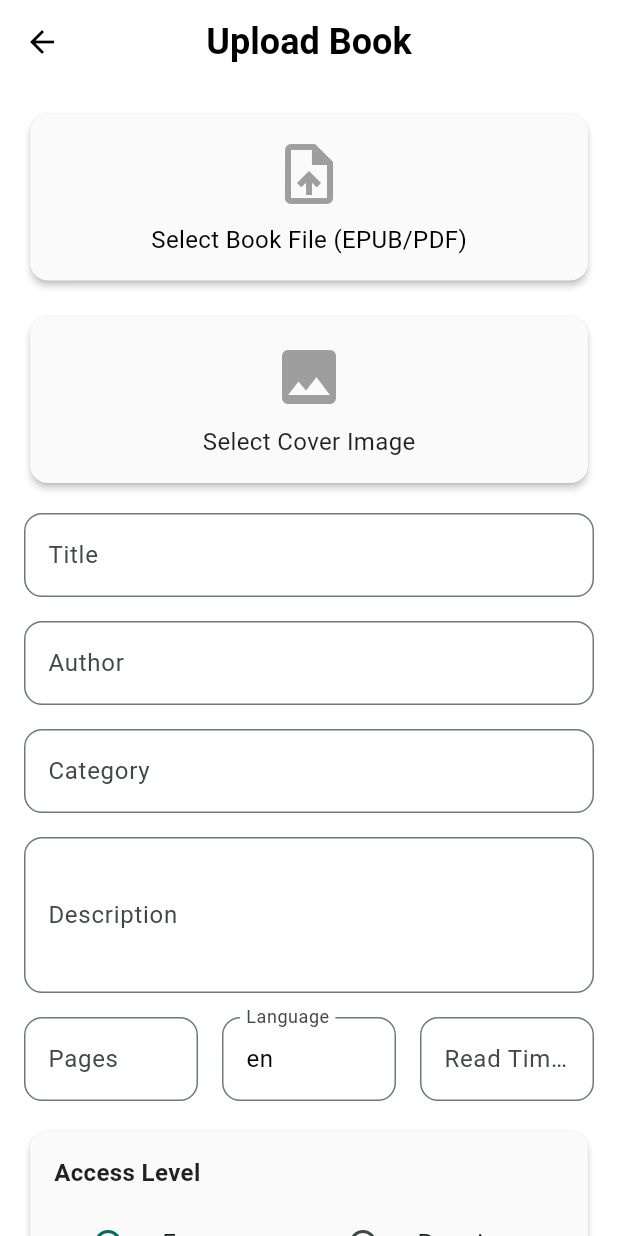
After one commit to confab-sys/GWA, a Flutter app: the BookUploadScreen screen opened by its route, on a phone screen of 412 x 824 dp. The commit adds this screen. Run offline on Flutter 3.47's test engine with Material 3 defaults, Android fonts, the phone set to English and light mode, and no system bars; our stand-ins replace chewie, device_info_plus, file_picker, flutter_html, font_awesome_flutter, google_fonts and 4 more; missing offline and left inert: epubx; accounts and stored records are empty; Roboto replaces fonts that are missing (Judson).

Commit message:
feat(books): add book upload functionality with backend support
- Implement Cloudflare Worker for book upload, download, and streaming
- Add D1 database schema for books and user progress tracking
- Create frontend book upload screen with form validation
- Configure R2 bucket bindings for book storage
- Add navigation to upload screen from books list

```diff
--- a/great-awareness-frontend/lib/main.dart
+++ b/great-awareness-frontend/lib/main.dart
@@ -12,6 +12,7 @@ import 'screens/admin_manage_users_screen.dart';
 import 'screens/wellness_screen.dart';
 import 'screens/videopodcast_screen.dart';
 import 'screens/video_upload_screen.dart';
+import 'screens/book_upload_screen.dart';
 import 'services/auth_service.dart';
 import 'services/theme_provider.dart';
 import 'services/notification_service.dart';
@@ -51,6 +52,7 @@ class MyApp extends StatelessWidget {
               '/wellness': (_) => const WellnessScreen(),
               '/videopodcast': (_) => const VideoPodcastScreen(),
               '/video/upload': (_) => const VideoUploadScreen(),
+              '/book/upload': (_) => const BookUploadScreen(),
             },
           );
         },
--- /dev/null
+++ b/great-awareness-frontend/lib/screens/book_upload_screen.dart
@@ -0,0 +1,531 @@
+import 'package:flutter/material.dart';
+import 'package:google_fonts/google_fonts.dart';
+import 'dart:io';
+import 'package:image_picker/image_picker.dart';
+import 'package:file_picker/file_picker.dart';
+import 'package:http/http.dart' as http;
+import 'package:shared_preferences/shared_preferences.dart';
+import 'dart:convert';
+
+class BookUploadScreen extends StatefulWidget {
+  const BookUploadScreen({super.key});
+
+  @override
+  State<BookUploadScreen> createState() => _BookUploadScreenState();
+}
+
+class _BookUploadScreenState extends State<BookUploadScreen> {
+  final _formKey = GlobalKey<FormState>();
+  final _titleController = TextEditingController();
+  final _authorController = TextEditingController();
+  final _categoryController = TextEditingController();
+  final _descriptionController = TextEditingController();
+  final _pageCountController = TextEditingController();
+  final _languageController = TextEditingController(text: 'en');
+  final _readTimeController = TextEditingController();
+
+  String _accessLevel = 'free';
+  bool _downloadAllowed = true;
+  bool _streamAllowed = true;
+
+  File? _bookFile;
+  File? _coverImage;
+  bool _isUploading = false;
+
+  @override
+  void dispose() {
+    _titleController.dispose();
+    _authorController.dispose();
+    _categoryController.dispose();
+    _descriptionController.dispose();
+    _pageCountController.dispose();
+    _languageController.dispose();
+    _readTimeController.dispose();
+    super.dispose();
+  }
+
+  Future<void> _pickBookFile() async {
+    final result = await FilePicker.platform.pickFiles(
+      type: FileType.custom,
+      allowedExtensions: ['epub', 'pdf'],
+    );
+
+    if (result != null && result.files.single.path != null) {
+      setState(() {
+        _bookFile = File(result.files.single.path!);
+      });
+    }
+  }
+
+  Future<void> _pickCoverImage() async {
+    final result = await ImagePicker().pickImage(
+      source: ImageSource.gallery,
+    );
+
+    if (result != null) {
+      setState(() {
+        _coverImage = File(result.path);
+      });
+    }
+  }
+
+  Future<void> _uploadBook() async {
+    if (!_formKey.currentState!.validate()) {
+      return;
+    }
+
+    if (_bookFile == null || _coverImage == null) {
+      ScaffoldMessenger.of(context).showSnackBar(
+        const SnackBar(content: Text('Please select both book file and cover image')),
+      );
+      return;
+    }
+
+    setState(() {
+      _isUploading = true;
+    });
+
+    try {
+      final prefs = await SharedPreferences.getInstance();
+      final token = prefs.getString('auth_token');
+
+      if (token == null) {
+        throw Exception('Authentication token not found');
+      }
+
+      final request = http.MultipartRequest(
+        'POST',
+        Uri.parse('https://your-worker-domain.com/upload'), // Replace with your worker URL
+      );
+
+      request.headers['Authorization'] = 'Bearer $token';
+      request.headers['X-User-ID'] = 'user123'; // Replace with actual user ID
+
+      // Add form fields
+      request.fields.addAll({
+        'title': _titleController.text,
+        'author': _authorController.text,
+        'category': _categoryController.text,
+        'description': _descriptionController.text,
+        'page_count': _pageCountController.text,
+        'language': _languageController.text,
+        'estimated_read_time_minutes': _readTimeController.text,
+        'access_level': _accessLevel,
+        'download_allowed': _downloadAllowed.toString(),
+        'stream_read_allowed': _streamAllowed.toString(),
+      });
+
+      // Add files
+      request.files.add(await http.MultipartFile.fromPath('file', _bookFile!.path));
+      request.files.add(await http.MultipartFile.fromPath('cover_image', _coverImage!.path));
+
+      final response = await request.send();
+      final responseBody = await response.stream.bytesToString();
+
+      if (response.statusCode == 200) {
+        final result = json.decode(responseBody);
+        ScaffoldMessenger.of(context).showSnackBar(
+          SnackBar(content: Text('Book uploaded successfully: ${result['bookId']}')),        );
+        Navigator.pop(context);
+      } else {
+        throw Exception('Upload failed: ${response.statusCode} - $responseBody');
+      }
+    } catch (e) {
+      ScaffoldMessenger.of(context).showSnackBar(
+        SnackBar(content: Text('Error uploading book: $e')),
+      );
+    } finally {
+      setState(() {
+        _isUploading = false;
+      });
+    }
+  }
+
+  @override
+  Widget build(BuildContext context) {
+    return Scaffold(
+      backgroundColor: Colors.white,
+      appBar: AppBar(
+        backgroundColor: Colors.white,
+        elevation: 0,
+        title: Text(
+          'Upload Book',
+          style: GoogleFonts.judson(
+            textStyle: const TextStyle(
+              color: Colors.black,
+              fontSize: 24,
+              fontWeight: FontWeight.bold,
+            ),
+          ),
+        ),
+        centerTitle: true,
+        iconTheme: const IconThemeData(color: Colors.black),
+      ),
+      body: SingleChildScrollView(
+        padding: const EdgeInsets.all(16),
+        child: Form(
+          key: _formKey,
+          child: Column(
+            crossAxisAlignment: CrossAxisAlignment.stretch,
+            children: [
+              // Book File Selection
+              Card(
+                elevation: 2,
+                shape: RoundedRectangleBorder(
+                  borderRadius: BorderRadius.circular(12),
+                ),
+                child: InkWell(
+                  onTap: _pickBookFile,
+                  borderRadius: BorderRadius.circular(12),
+                  child: Container(
+                    padding: const EdgeInsets.all(16),
+                    child: Column(
+                      children: [
+                        Icon(
+                          _bookFile != null ? Icons.check_circle : Icons.upload_file,
+                          size: 48,
+                          color: _bookFile != null ? Colors.green : Colors.grey,
+                        ),
+                        const SizedBox(height: 8),
+                        Text(
+                          _bookFile != null
+                            ? 'Book selected: ${_bookFile!.path.split(Platform.pathSeparator).last}'
+                            : 'Select Book File (EPUB/PDF)',
+                          style: GoogleFonts.judson(
+                            textStyle: TextStyle(
+                              fontSize: 16,
+                              color: _bookFile != null ? Colors.green : Colors.black,
+                            ),
+                          ),
+                        ),
+                      ],
+                    ),
+                  ),
+                ),
+              ),
+              const SizedBox(height: 16),
+
+              // Cover Image Selection
+              Card(
+                elevation: 2,
+                shape: RoundedRectangleBorder(
+                  borderRadius: BorderRadius.circular(12),
+                ),
+                child: InkWell(
+                  onTap: _pickCoverImage,
+                  borderRadius: BorderRadius.circular(12),
+                  child: Container(
+                    padding: const EdgeInsets.all(16),
+                    child: Column(
+                      children: [
+                        if (_coverImage != null)
+                          ClipRRect(
+                            borderRadius: BorderRadius.circular(8),
+                            child: Image.file(
+                              _coverImage!,
+                              height: 120,
+                              width: 80,
+                              fit: BoxFit.cover,
+                            ),
+                          )
+                        else
+                          Icon(
+                            Icons.image,
+                            size: 48,
+                            color: Colors.grey,
+                          ),
+                        const SizedBox(height: 8),
+                        Text(
+                          _coverImage != null ? 'Change Cover Image' : 'Select Cover Image',
+                          style: GoogleFonts.judson(
+                            textStyle: const TextStyle(fontSize: 16),
+                          ),
+                        ),
+                      ],
+                    ),
+                  ),
+                ),
+              ),
+              const SizedBox(height: 16),
+
+              // Title
+              TextFormField(
+                controller: _titleController,
+                decoration: InputDecoration(
+                  labelText: 'Title',
+                  labelStyle: GoogleFonts.judson(),
+                  border: OutlineInputBorder(
+                    borderRadius: BorderRadius.circular(12),
+                  ),
+                ),
+                validator: (value) {
+                  if (value == null || value.isEmpty) {
+                    return 'Please enter a title';
+                  }
+                  return null;
+                },
+              ),
+              const SizedBox(height: 16),
+
+              // Author
+              TextFormField(
+                controller: _authorController,
+                decoration: InputDecoration(
+                  labelText: 'Author',
+                  labelStyle: GoogleFonts.judson(),
+                  border: OutlineInputBorder(
+                    borderRadius: BorderRadius.circular(12),
+                  ),
+                ),
+                validator: (value) {
+                  if (value == null || value.isEmpty) {
+                    return 'Please enter an author';
+                  }
+                  return null;
+                },
+              ),
+              const SizedBox(height: 16),
+
+              // Category
+              TextFormField(
+                controller: _categoryController,
+                decoration: InputDecoration(
+                  labelText: 'Category',
+                  labelStyle: GoogleFonts.judson(),
+                  border: OutlineInputBorder(
+                    borderRadius: BorderRadius.circular(12),
+                  ),
+                ),
+                validator: (value) {
+                  if (value == null || value.isEmpty) {
+                    return 'Please enter a category';
+                  }
+                  return null;
+                },
+              ),
+              const SizedBox(height: 16),
+
+              // Description
+              TextFormField(
+                controller: _descriptionController,
+                decoration: InputDecoration(
+                  labelText: 'Description',
+                  labelStyle: GoogleFonts.judson(),
+                  border: OutlineInputBorder(
+                    borderRadius: BorderRadius.circular(12),
+                  ),
+                ),
+                maxLines: 3,
+                validator: (value) {
+                  if (value == null || value.isEmpty) {
+                    return 'Please enter a description';
+                  }
+                  return null;
+                },
+              ),
+              const SizedBox(height: 16),
+
+              // Row with Page Count, Language, Read Time
+              Row(
+                children: [
+                  Expanded(
+                    child: TextFormField(
+                      controller: _pageCountController,
+                      decoration: InputDecoration(
+                        labelText: 'Pages',
+                        labelStyle: GoogleFonts.judson(),
+                        border: OutlineInputBorder(
+                          borderRadius: BorderRadius.circular(12),
+                        ),
+                      ),
+                      keyboardType: TextInputType.number,
+                      validator: (value) {
+                        if (value == null || value.isEmpty) {
+                          return 'Required';
+                        }
+                        if (int.tryParse(value) == null) {
+                          return 'Invalid number';
+                        }
+                        return null;
+                      },
+                    ),
+                  ),
+                  const SizedBox(width: 16),
+                  Expanded(
+                    child: TextFormField(
+                      controller: _languageController,
+                      decoration: InputDecoration(
+                        labelText: 'Language',
+                        labelStyle: GoogleFonts.judson(),
+                        border: OutlineInputBorder(
+                          borderRadius: BorderRadius.circular(12),
+                        ),
+                      ),
+                      validator: (value) {
+                        if (value == null || value.isEmpty) {
+                          return 'Required';
+                        }
+                        return null;
+                      },
+                    ),
+                  ),
+                  const SizedBox(width: 16),
+                  Expanded(
+                    child: TextFormField(
+                      controller: _readTimeController,
+                      decoration: InputDecoration(
+                        labelText: 'Read Time (min)',
+                        labelStyle: GoogleFonts.judson(),
+                        border: OutlineInputBorder(
+                          borderRadius: BorderRadius.circular(12),
+                        ),
+                      ),
+                      keyboardType: TextInputType.number,
+                      validator: (value) {
+                        if (value == null || value.isEmpty) {
+                          return 'Required';
+                        }
+                        if (int.tryParse(value) == null) {
+                          return 'Invalid number';
+                        }
+                        return null;
+                      },
+                    ),
+                  ),
+                ],
+              ),
+              const SizedBox(height: 16),
+
+              // Access Level
+              Card(
+                elevation: 2,
+                shape: RoundedRectangleBorder(
+                  borderRadius: BorderRadius.circular(12),
+                ),
+                child: Padding(
+                  padding: const EdgeInsets.all(16),
+                  child: Column(
+                    crossAxisAlignment: CrossAxisAlignment.start,
+                    children: [
+                      Text(
+                        'Access Level',
+                        style: GoogleFonts.judson(
+                          textStyle: const TextStyle(
+                            fontSize: 16,
+                            fontWeight: FontWeight.bold,
+                          ),
+                        ),
+                      ),
+                      const SizedBox(height: 8),
+                      Row(
+                        children: [
+                          Expanded(
+                            child: RadioListTile<String>(
+                              title: Text('Free', style: GoogleFonts.judson()),
+                              value: 'free',
+                              groupValue: _accessLevel,
+                              onChanged: (value) {
+                                setState(() {
+                                  _accessLevel = value!;
+                                });
+                              },
+                            ),
+                          ),
+                          Expanded(
+                            child: RadioListTile<String>(
+                              title: Text('Premium', style: GoogleFonts.judson()),
+                              value: 'premium',
+                              groupValue: _accessLevel,
+                              onChanged: (value) {
+                                setState(() {
+                                  _accessLevel = value!;
+                                });
+                              },
+                            ),
+                          ),
+                        ],
+                      ),
+                    ],
+                  ),
+                ),
+              ),
+              const SizedBox(height: 16),
+
+              // Permissions
+              Card(
+                elevation: 2,
+                shape: RoundedRectangleBorder(
+                  borderRadius: BorderRadius.circular(12),
+                ),
+                child: Padding(
+                  padding: const EdgeInsets.all(16),
+                  child: Column(
+                    crossAxisAlignment: CrossAxisAlignment.start,
+                    children: [
+                      Text(
+                        'Permissions',
+                        style: GoogleFonts.judson(
+                          textStyle: const TextStyle(
+                            fontSize: 16,
+                            fontWeight: FontWeight.bold,
+                          ),
+                        ),
+                      ),
+                      const SizedBox(height: 8),
+                      CheckboxListTile(
+                        title: Text('Allow Download', style: GoogleFonts.judson()),
+                        value: _downloadAllowed,
+                        onChanged: (value) {
+                          setState(() {
+                            _downloadAllowed = value!;
+                          });
+                        },
+                      ),
+                      CheckboxListTile(
+                        title: Text('Allow Streaming', style: GoogleFonts.judson()),
+                        value: _streamAllowed,
+                        onChanged: (value) {
+                          setState(() {
+                            _streamAllowed = value!;
+                          });
+                        },
+                      ),
+                    ],
+                  ),
+                ),
+              ),
+              const SizedBox(height: 24),
+
+              // Upload Button
+              SizedBox(
+                width: double.infinity,
+                height: 56,
+                child: ElevatedButton(
+                  onPressed: _isUploading ? null : _uploadBook,
+                  style: ElevatedButton.styleFrom(
+                    backgroundColor: Colors.black,
+                    foregroundColor: Colors.white,
+                    shape: RoundedRectangleBorder(
+                      borderRadius: BorderRadius.circular(12),
+                    ),
+                  ),
+                  child: _isUploading
+                    ? const CircularProgressIndicator(color: Colors.white)
+                    : Text(
+                        'Upload Book',
+                        style: GoogleFonts.judson(
+                          textStyle: const TextStyle(
+                            fontSize: 18,
+                            fontWeight: FontWeight.bold,
+                          ),
+                        ),
+                      ),
+                ),
+              ),
+            ],
+          ),
+        ),
+      ),
+    );
+  }
+}
```
Also changed, not shown: great-awareness-frontend/lib/screens/books_screen.dart (+14 -0 lines), 3 other files.
